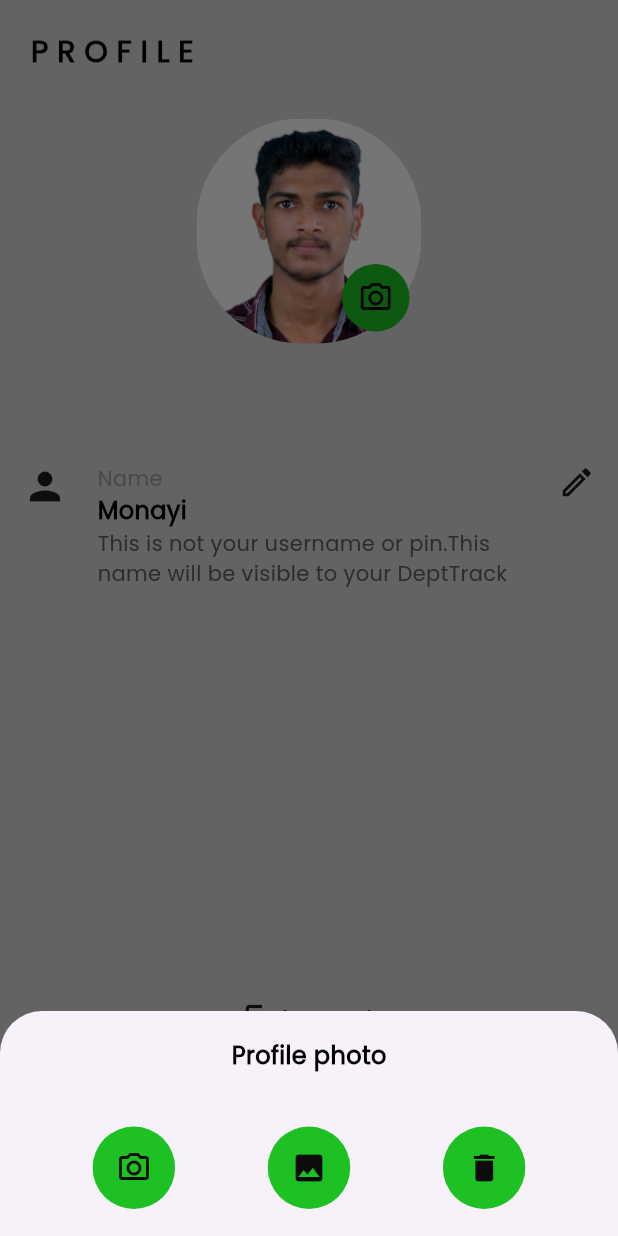
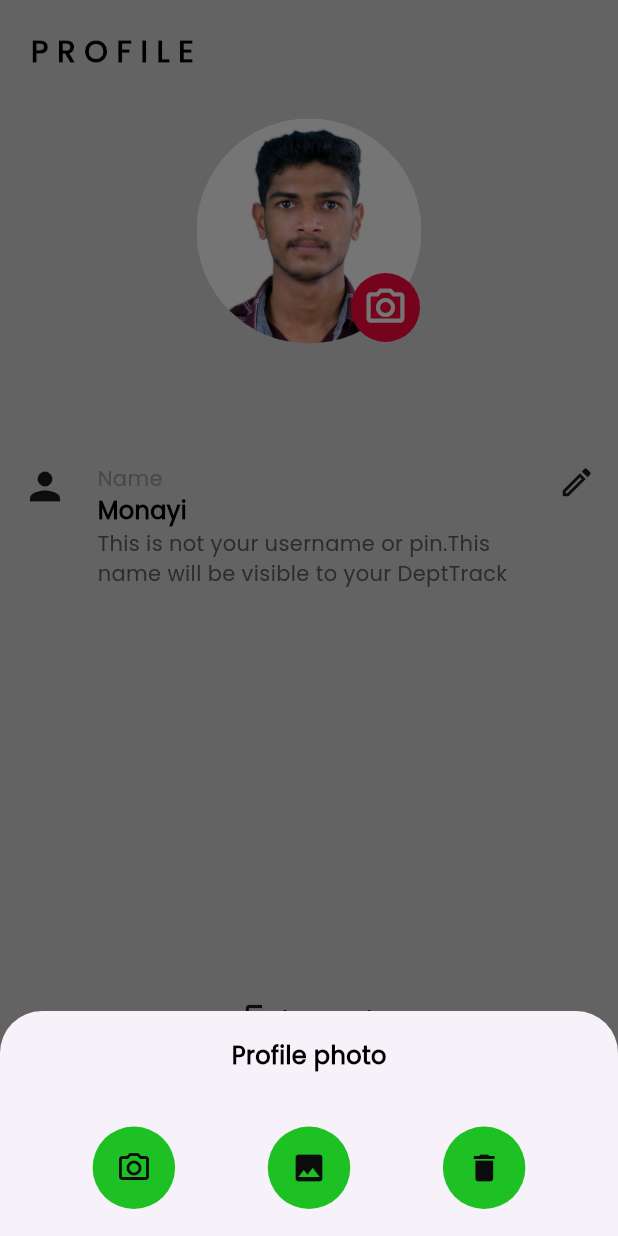
Before and after one commit to akhil-bhaskaran/DepTrack, a Flutter app: the Nav screen opened directly, item 3 of the bottom bar chosen, after a tap on the "camera alt" icon, on a phone screen of 412 x 824 dp. Run offline on Flutter 3.47's test engine with Material 3 defaults, Android fonts, the phone set to English and light mode, and no system bars; drawn by our look-alikes of curved_navigation_bar; our stand-ins replace flutter_slidable, timeline_tile; missing offline and left inert: insta_image_viewer.

Commit message:
Small changes

```diff
--- a/lib/components/colors.dart
+++ b/lib/components/colors.dart
@@ -2,7 +2,7 @@ import 'package:flutter/material.dart';
 
 class ColorPattern {
   static const Color ylo = Color(0XffFFC529);
-  static const Color rd = Color(0XffFE724C);
+  static const Color rd = Color(0XffFF073A);
   static const Color blk = Color(0Xff272D2F);
   static const Color gr = Color(0XffD7D7D7);
 }
--- a/lib/components/menucard.dart
+++ b/lib/components/menucard.dart
@@ -1,5 +1,6 @@
 import 'package:flutter/material.dart';
 import 'package:flutter_slidable/flutter_slidable.dart';
+import 'package:pattip/components/colors.dart';
 import 'package:pattip/components/provider.dart';
 import 'package:provider/provider.dart';
 
@@ -29,6 +30,7 @@ class _MenuItemCardState extends State<MenuItemCard> {
         endActionPane: ActionPane(motion: const StretchMotion(), children: [
           SlidableAction(
             flex: 1,
+            backgroundColor: ColorPattern.gr,
             onPressed: (context) {
               setState(() {
                 quantity++;
@@ -39,6 +41,7 @@ class _MenuItemCardState extends State<MenuItemCard> {
             icon: Icons.add,
           ),
           SlidableAction(
+            backgroundColor: ColorPattern.gr,
             autoClose: false,
             onPressed: (context) {
               setState(() {
--- a/lib/components/profile_appbar.dart
+++ b/lib/components/profile_appbar.dart
@@ -20,7 +20,7 @@ class _ProfileAppbarState extends State<ProfileAppbar> {
             radius: 28,
             child: Container(
               decoration: const BoxDecoration(
-                  borderRadius: BorderRadius.all(Radius.circular(70)),
+                  borderRadius: BorderRadius.all(Radius.circular(65)),
                   image:
                       DecorationImage(image: AssetImage('assets/shibin.jpg'))),
             ),
--- a/lib/pages/menu.dart
+++ b/lib/pages/menu.dart
@@ -25,7 +25,7 @@ class _MenuPageState extends State<MenuPage> {
   Widget build(BuildContext context) {
     return Consumer<MenuProvider>(
       builder: (context, value, child) => Scaffold(
-        backgroundColor: ColorPattern.ylo,
+        backgroundColor: ColorPattern.gr,
         body: ListView(
           children: [
             Container(
@@ -60,14 +60,9 @@ class _MenuPageState extends State<MenuPage> {
                             duration: const Duration(milliseconds: 200),
                             alignment: Alignment.center,
                             decoration: BoxDecoration(
-                                border: current == index
-                                    ? Border.all(color: Colors.white, width: 3)
-                                    : Border.all(
-                                        color: const Color.fromARGB(
-                                            214, 255, 136, 0)),
                                 color: current == index
-                                    ? const Color.fromARGB(255, 255, 132, 0)
-                                    : const Color.fromARGB(255, 255, 255, 255),
+                                    ? ColorPattern.rd
+                                    : ColorPattern.gr,
                                 borderRadius: BorderRadius.circular(19)),
                             margin: const EdgeInsets.symmetric(horizontal: 5),
                             width: 100,
--- a/lib/pages/nav.dart
+++ b/lib/pages/nav.dart
@@ -30,8 +30,8 @@ class _NavState extends State<Nav> {
         animationDuration: const Duration(milliseconds: 200),
         backgroundColor: ColorPattern.gr,
         height: 70,
-        buttonBackgroundColor: ColorPattern.ylo,
-        color: ColorPattern.ylo,
+        buttonBackgroundColor: ColorPattern.rd,
+        color: ColorPattern.rd,
         index: navIndex,
         onTap: (value) {
           navIndex = value;
--- a/lib/pages/profile.dart
+++ b/lib/pages/profile.dart
@@ -34,7 +34,7 @@ class Profile extends StatelessWidget {
                         child: Container(
                           decoration: const BoxDecoration(
                               borderRadius:
-                                  BorderRadius.all(Radius.circular(70)),
+                                  BorderRadius.all(Radius.circular(75)),
                               image: DecorationImage(
                                   image: AssetImage('assets/shibin.jpg'))),
                         ),
@@ -43,14 +43,16 @@ class Profile extends StatelessWidget {
                     Positioned(
                       bottom: 0,
                       right: 0,
-                        child: IconButton(
+                      child: IconButton.filled(
+                        style: ButtonStyle(
+                            backgroundColor:
+                                WidgetStatePropertyAll(ColorPattern.rd)),
                         onPressed: () {
                           showModalBottomSheet(
                               context: context,
                               builder: (context) => Container(
                                     height: 150,
-                                        width:
-                                            MediaQuery.of(context).size.width,
+                                    width: MediaQuery.of(context).size.width,
                                     decoration: const BoxDecoration(
                                         borderRadius: BorderRadius.only(
                                             topLeft: Radius.circular(18),
@@ -69,24 +71,25 @@ class Profile extends StatelessWidget {
                                           children: [
                                             CircleButton(
                                                 size: 55,
-                                                    icons: Icons
-                                                        .camera_alt_outlined),
+                                                icons:
+                                                    Icons.camera_alt_outlined),
                                             CircleButton(
-                                                    size: 55,
-                                                    icons: Icons.image),
+                                                size: 55, icons: Icons.image),
                                             CircleButton(
-                                                    size: 55,
-                                                    icons: Icons.delete),
+                                                size: 55, icons: Icons.delete),
                                           ],
                                         )
                                       ],
                                     ),
                                   ));
                         },
-                            icon: const CircleButton(
-                              size: 45,
-                              icons: Icons.camera_alt_outlined,
-                            ))),
+                        icon: const Icon(
+                          size: 30,
+                          Icons.camera_alt_outlined,
+                        ),
+                        color: Colors.white,
+                      ),
+                    ),
                   ],
                 ),
               ),
```
Lines whose indentation alone changed are shown as unchanged.
